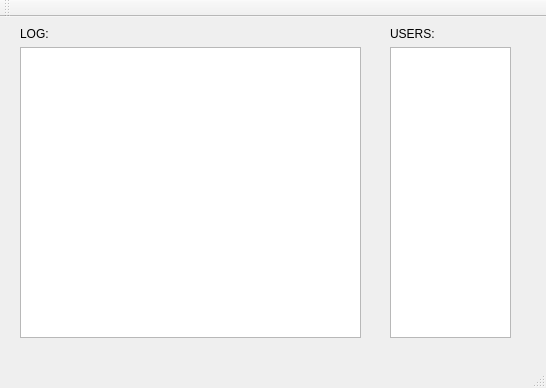
Old version of the form Server/server.ui in the repository milos94/Diplomski.
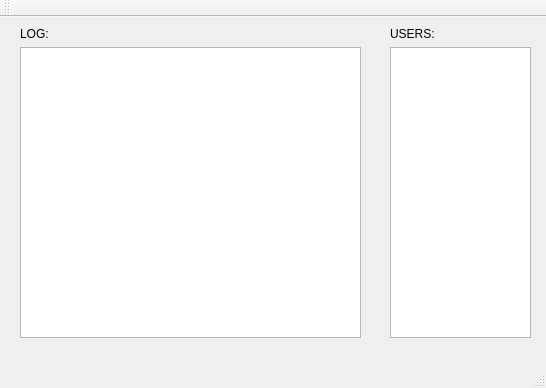
New version of the form.

```diff
--- a/Server/server.ui
+++ b/Server/server.ui
@@ -55,7 +55,7 @@
      <rect>
       <x>390</x>
       <y>30</y>
-      <width>121</width>
+      <width>141</width>
       <height>291</height>
      </rect>
     </property>
```
